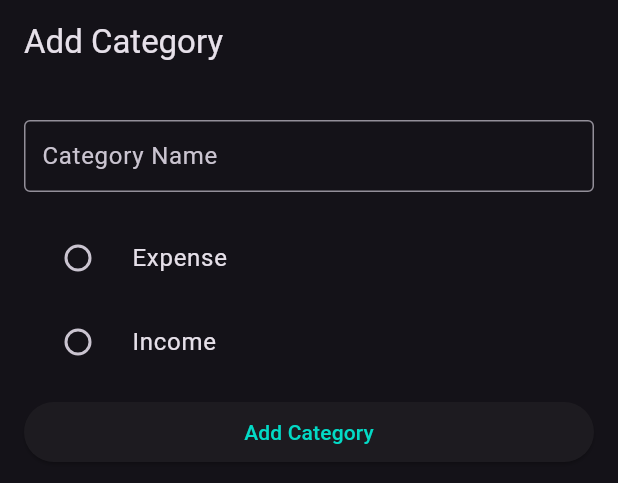
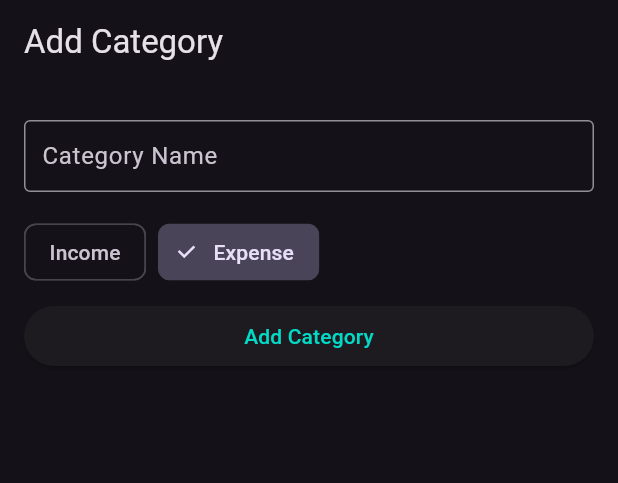
Before and after one commit to nullhandler/vase, a Flutter app: the AddCategoriesScreen widget shown alone on an empty page, opened directly, on a phone screen of 412 x 824 dp. Shown: the top 483 px of the screen. Run offline on Flutter 3.47's test engine with Material 2 defaults, Android fonts, the phone set to English and light mode, and no system bars; our stand-ins replace get, sqflite; accounts and stored records are empty.

Commit message:
new transaction screen wip

```diff
--- a/lib/screens/categories/add_categories_screen.dart
+++ b/lib/screens/categories/add_categories_screen.dart
@@ -1,10 +1,10 @@
 import 'package:flutter/material.dart';
 import 'package:get/get.dart';
-import 'package:vase/extensions.dart';
 import 'package:vase/screens/categories/add_category_controller.dart';
-import 'package:vase/screens/categories/category_model.dart';
 import 'package:vase/screens/widgets/form_item.dart';
 import 'package:vase/widgets/focused_layout.dart';
+
+import '../widgets/category_type_selector.dart';
 
 class AddCategoriesScreen extends StatelessWidget {
   const AddCategoriesScreen({Key? key}) : super(key: key);
@@ -32,16 +32,20 @@ class AddCategoriesScreen extends StatelessWidget {
                   },
                 ),
                 const SizedBox(height: 8),
-                Obx(() => Column(mainAxisSize: MainAxisSize.min, children: [
-                      ...CategoryType.values.map(
-                        (e) => RadioListTile<CategoryType>(
-                          value: e,
-                          groupValue: controller.categoryType.value,
-                          onChanged: controller.onCategoryTypeChange,
-                          title: Text(e.toString().split(".").last.toTitleCase),
-                        ),
-                      )
-                    ])),
+                CategoryTypeSelector(
+                  onSelect: controller.setTransactionType,
+                  currentType: controller.transactionType,
+                ),
+                // Obx(() => Column(mainAxisSize: MainAxisSize.min, children: [
+                //       ...CategoryType.values.map(
+                //         (e) => RadioListTile<CategoryType>(
+                //           value: e,
+                //           groupValue: controller.categoryType.value,
+                //           onChanged: controller.onCategoryTypeChange,
+                //           title: Text(e.toString().split(".").last.toTitleCase),
+                //         ),
+                //       )
+                //     ])),
                 const SizedBox(height: 8),
                 SizedBox(
                   width: double.infinity,
--- a/lib/screens/categories/add_category_controller.dart
+++ b/lib/screens/categories/add_category_controller.dart
@@ -6,9 +6,10 @@ import '../../controllers/db_controller.dart';
 import 'category_model.dart';
 
 class AddCategoryController extends GetxController {
-  Rxn<CategoryType> categoryType = Rxn<CategoryType>(null);
+  Rx<CategoryType> categoryType = CategoryType.expense.obs;
   final categoryNameController = TextEditingController();
   final formKey = GlobalKey<FormState>();
+  RxString transactionType = "Expense".obs;
 
   void onCategoryTypeChange(CategoryType? value) {
     if (value != null) {
@@ -16,12 +17,17 @@ class AddCategoryController extends GetxController {
     }
   }
 
+  void setTransactionType(String newTransactionType) {
+    transactionType.value = newTransactionType;
+    onCategoryTypeChange(categoryTypeMap[newTransactionType.toLowerCase()]);
+  }
+
   void validate() {
     if (formKey.currentState!.validate()) {
       addCategory(
         Category(
           categoryName: categoryNameController.text,
-          categoryType: categoryType.value!,
+          categoryType: categoryType.value,
         ),
       );
       Get.back();
--- a/lib/screens/categories/categories_controller.dart
+++ b/lib/screens/categories/categories_controller.dart
@@ -8,12 +8,6 @@ class CategoriesController extends GetxController {
 
   CategoriesController({required this.categoryType});
 
-  List<Category> getCategories(List<Category> categories) {
-    return categories
-        .where((element) => element.categoryType == categoryType)
-        .toList();
-  }
-
   Future<void> deleteCategory(Category category) async {
     final DbController dbController = Get.find<DbController>();
     await dbController.db
--- a/lib/screens/categories/category_model.dart
+++ b/lib/screens/categories/category_model.dart
@@ -4,12 +4,14 @@
 
 import 'dart:convert';
 
-List<Category> categoryFromJson(List<Map<String, Object?>> list) => List<Category>.from(
+List<Category> categoryFromJson(List<Map<String, Object?>> list) =>
+    List<Category>.from(
       list.map((x) => Category.fromJson(x)),
     );
 
-String categoryToJson(List<Category> data) => json.encode(List<dynamic>.from(data.map(
-      (x) => x.toJson(),
+String categoryToJson(List<Category> data) =>
+    json.encode(List<dynamic>.from(data.map(
+          (x) => x.toJson(),
     )));
 
 class Category {
@@ -25,19 +27,28 @@ class Category {
   CategoryType categoryType;
   DateTime? createdAt;
 
-  factory Category.fromJson(Map<String, dynamic> json) => Category(
+  factory Category.fromJson(Map<String, dynamic> json) =>
+      Category(
         id: json["id"],
         categoryName: json["category_name"],
-        categoryType: categoryTypeMap[json["category_type"]] ?? CategoryType.expense,
-        createdAt: json["created_at"] == null ? null : DateTime.parse(json["created_at"]),
+        categoryType: categoryTypeMap[json["category_type"]] ??
+            CategoryType.expense,
+        createdAt: json["created_at"] == null ? null : DateTime.parse(
+            json["created_at"]),
       );
 
-  Map<String, dynamic> toJson() => {
+  Map<String, dynamic> toJson() =>
+      {
         if (id != null) "id": id,
         "category_name": categoryName,
         "category_type": categoryType.name,
         if (createdAt != null) "created_at": createdAt!.toIso8601String(),
       };
+
+  @override
+  String toString() {
+    return categoryName;
+  }
 }
 
 Map<String, CategoryType> categoryTypeMap = {
--- a/lib/screens/widgets/categories/category_list.dart
+++ b/lib/screens/widgets/categories/category_list.dart
@@ -2,6 +2,7 @@ import 'package:flutter/material.dart';
 import 'package:get/get.dart';
 import 'package:vase/screens/categories/categories_controller.dart';
 import 'package:vase/screens/categories/category_model.dart';
+import 'package:vase/utils.dart';
 
 import '../../../controllers/db_controller.dart';
 
@@ -20,8 +21,9 @@ class CategoryList extends StatelessWidget {
       init: CategoriesController(categoryType: categoryType),
       builder: (controller) {
         return Obx(() {
-          final List<Category> categories = controller
-              .getCategories(Get.find<DbController>().categories.value);
+          final List<Category> categories = Utils.getCategories(
+              Get.find<DbController>().categories.value,
+              controller.categoryType);
 
           if (categories.isEmpty) {
             return const Center(
--- /dev/null
+++ b/lib/screens/widgets/category_type_selector.dart
@@ -0,0 +1,32 @@
+import 'package:flutter/material.dart';
+import 'package:get/get.dart';
+
+class CategoryTypeSelector extends StatelessWidget {
+  const CategoryTypeSelector(
+      {Key? key, required this.onSelect, required this.currentType})
+      : super(key: key);
+
+  final Function(String) onSelect;
+  final RxString currentType;
+
+  @override
+  Widget build(BuildContext context) {
+    return Row(
+      children: ["Income", "Expense"]
+          .map<Widget>((item) => Padding(
+                padding: const EdgeInsets.only(right: 8.0),
+                child: Obx(
+                  () => ChoiceChip(
+                      onSelected: (selected) {
+                        if (selected) {
+                          onSelect(item);
+                        }
+                      },
+                      label: Text(item),
+                      selected: currentType.value == item),
+                ),
+              ))
+          .toList(),
+    );
+  }
+}
```
Also changed, not shown: lib/screens/transactions/new_trans_controller.dart (+41 -3 lines), lib/screens/transactions/new_transaction.dart (+22 -4 lines), lib/screens/transactions/transactions_screen.dart (+6 -1 lines), lib/screens/widgets/month_calender.dart (added, +19 -0 lines), lib/utils.dart (added, +10 -0 lines), pubspec.lock.
